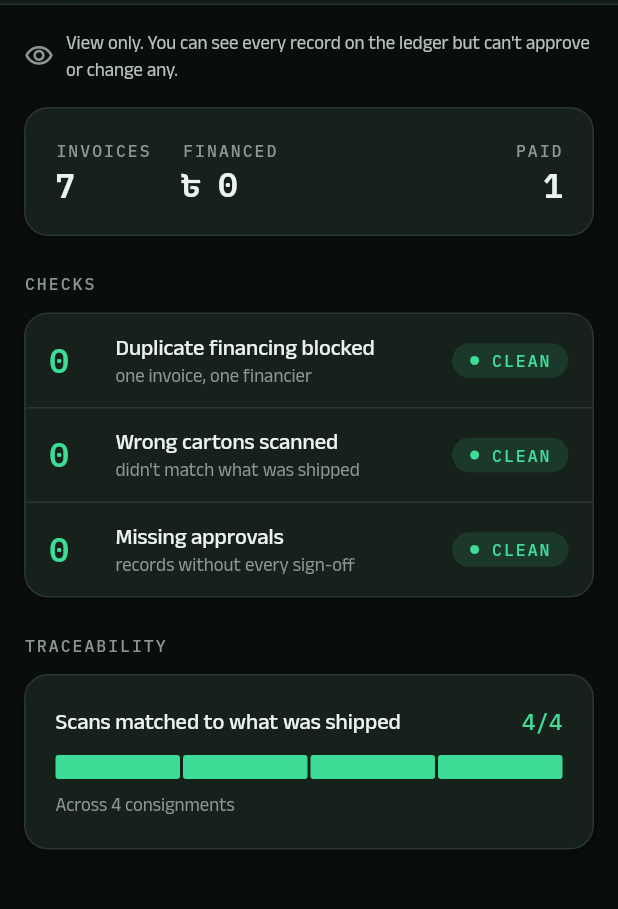
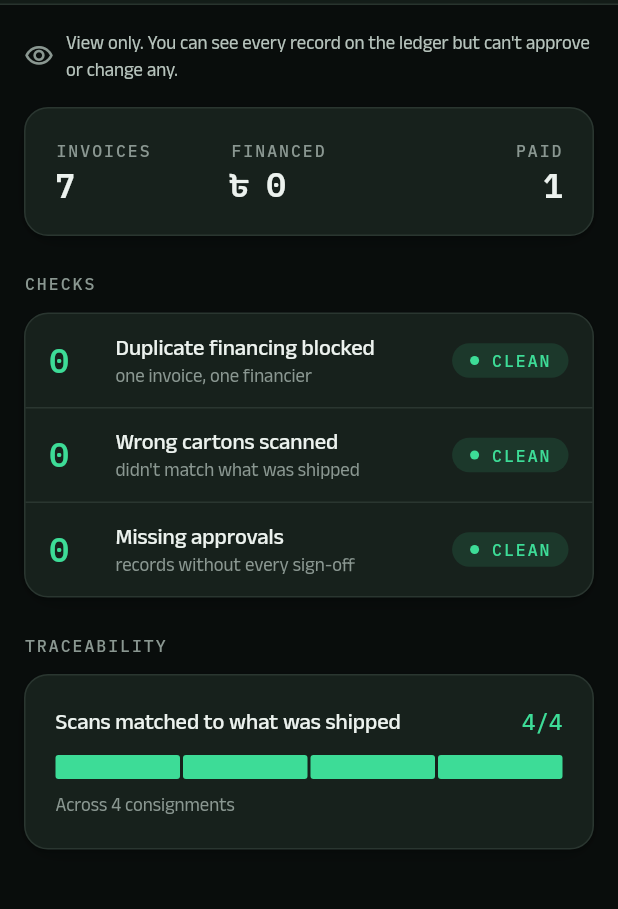
Before and after one commit to ishmam259/lamp-flutter, a Flutter app: the RegulatorScreen screen opened directly, on a phone screen of 412 x 824 dp, the part 79-988 px from its top. Run offline on Flutter 3.47's test engine with Material 3 defaults, Android fonts, the phone set to English and light mode, and no system bars; our stand-ins replace qr_flutter, shared_preferences; missing offline and left inert: mobile_scanner; accounts and stored records are empty.

Commit message:
Regulator screen bug fixed

```diff
--- a/lib/features/regulator/regulator_screen.dart
+++ b/lib/features/regulator/regulator_screen.dart
@@ -144,7 +144,9 @@ class RegulatorScreen extends StatelessWidget {
       child: Row(
         children: [
           Expanded(child: figure('Invoices', '$invoices')),
-          Expanded(flex: 2, child: figure('Financed', LaMPFormatters.formatBDTCompact(advanced))),
+          const SizedBox(width: Gap.md),
+          Expanded(child: figure('Financed', LaMPFormatters.formatBDTCompact(advanced))),
+          const SizedBox(width: Gap.md),
           Expanded(child: figure('Paid', '$paid', end: true)),
         ],
       ),
```
Also changed, not shown: 1 other file.
